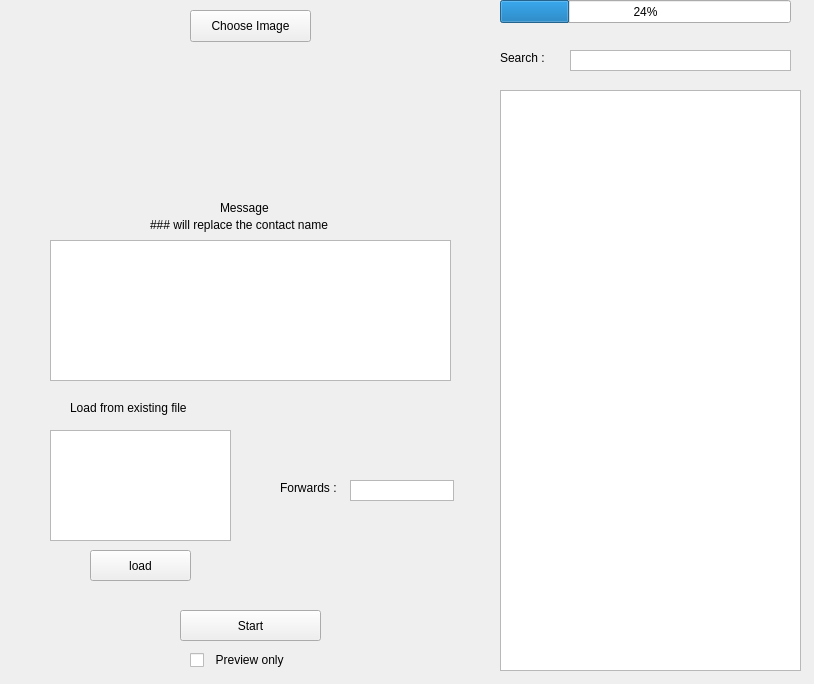
Marcel344/whatsappDriver, file unix/ui/main.ui: the form before one commit.
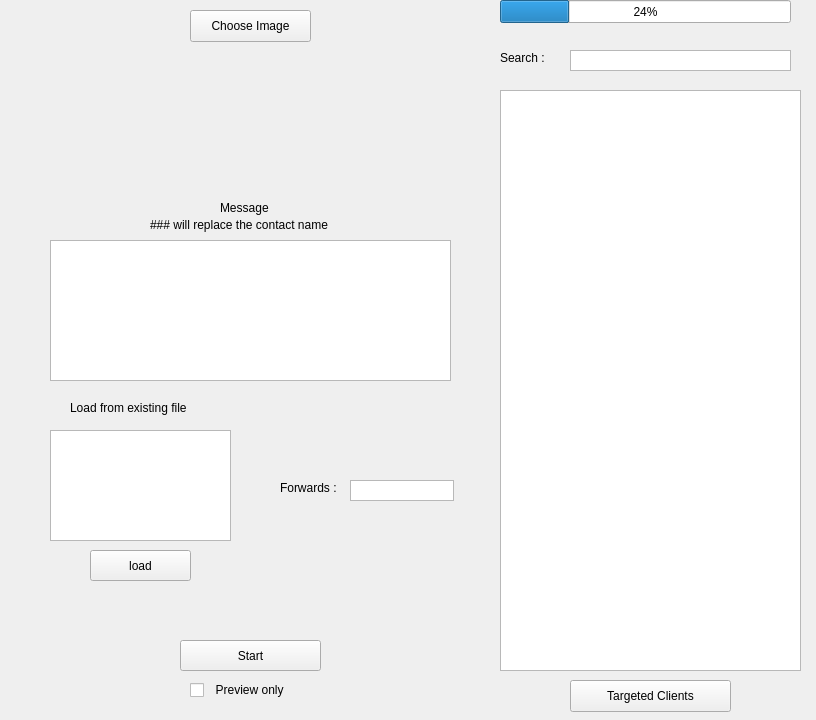
The form after the commit.

Commit message: Added Import Names Btn

Patch:
```diff
--- a/unix/ui/main.ui
+++ b/unix/ui/main.ui
@@ -6,8 +6,8 @@
    <rect>
     <x>0</x>
     <y>0</y>
-    <width>814</width>
-    <height>684</height>
+    <width>816</width>
+    <height>720</height>
    </rect>
   </property>
   <property name="windowTitle">
@@ -153,7 +153,7 @@
    <property name="geometry">
     <rect>
      <x>180</x>
-     <y>610</y>
+     <y>640</y>
      <width>141</width>
      <height>31</height>
     </rect>
@@ -166,7 +166,7 @@
    <property name="geometry">
     <rect>
      <x>190</x>
-     <y>650</y>
+     <y>680</y>
      <width>121</width>
      <height>20</height>
     </rect>
@@ -243,6 +243,19 @@
     <string>### will replace the contact name </string>
    </property>
   </widget>
+  <widget class="QPushButton" name="importNamesBtn">
+   <property name="geometry">
+    <rect>
+     <x>570</x>
+     <y>680</y>
+     <width>161</width>
+     <height>32</height>
+    </rect>
+   </property>
+   <property name="text">
+    <string>Targeted Clients</string>
+   </property>
+  </widget>
  </widget>
  <resources/>
  <connections/>
```
Left out of the diff: 2 changed lines with no effect on the pictures.
